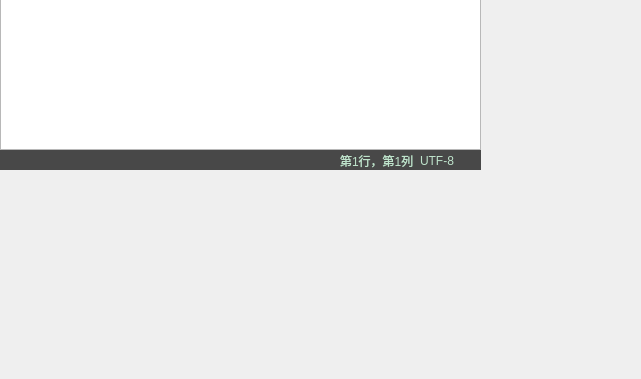
Old version of the form notebook/widget.ui in the repository sdpyy1/CppLearn; both pictures show x 0 to 641 and y 221 to 600 of the 800 by 600 pixel window.
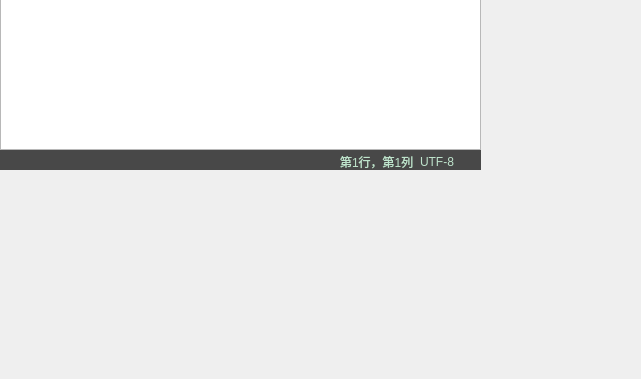
New version of the form.

Patch:
```diff
--- a/notebook/widget.ui
+++ b/notebook/widget.ui
@@ -114,7 +114,7 @@
          <x>3</x>
          <y>0</y>
          <width>471</width>
-         <height>22</height>
+         <height>23</height>
         </rect>
        </property>
        <layout class="QHBoxLayout" name="horizontalLayout">
```
Left out of the diff: 23 changed lines with no effect on the pictures.
